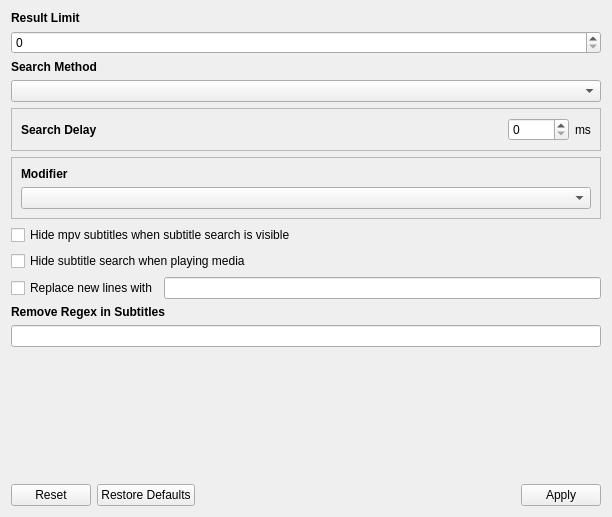
Old version of the form src/gui/widgets/settings/searchsettings.ui in the repository ripose-jp/Memento.
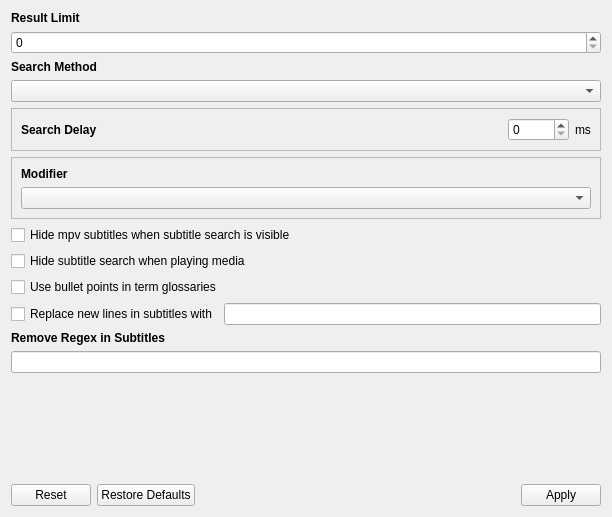
New version of the form.

Commit message: glossarywidget: option to whether display newlines in an list

The edit to the form file:
```diff
--- a/src/gui/widgets/settings/searchsettings.ui
+++ b/src/gui/widgets/settings/searchsettings.ui
@@ -27,8 +27,8 @@
        <rect>
         <x>0</x>
         <y>0</y>
-        <width>579</width>
-        <height>464</height>
+        <width>594</width>
+        <height>469</height>
        </rect>
       </property>
       <layout class="QVBoxLayout" name="layoutScrollArea">
@@ -192,12 +192,29 @@
          </item>
         </layout>
        </item>
+       <item>
+        <layout class="QVBoxLayout" name="layoutNewLine">
+         <item>
+          <widget class="QCheckBox" name="checkGlossaryList">
+           <property name="enabled">
+            <bool>true</bool>
+           </property>
+           <property name="text">
+            <string>Use bullet points in term glossaries</string>
+           </property>
+           <property name="checked">
+            <bool>false</bool>
+           </property>
+          </widget>
+         </item>
+        </layout>
+       </item>
        <item>
         <layout class="QHBoxLayout" name="layoutReplace">
          <item>
           <widget class="QCheckBox" name="checkReplaceNewLines">
            <property name="text">
-            <string>Replace new lines with</string>
+            <string>Replace new lines in subtitles with</string>
            </property>
           </widget>
          </item>
```
The commit also changes 8 other files.
